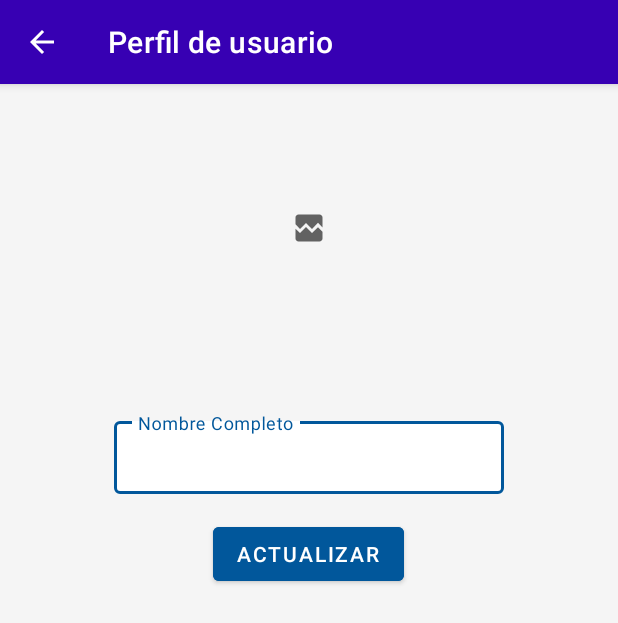
After one commit to PideroAntonio80/SecondMVVMTrainingProject, an Android app: the fragment ProfileFragment shown on its own in the app's theme, on a phone screen of 412 x 824 dp. The commit adds this screen. Shown: the top 623 px of the screen. Run offline under Robolectric (Android 15) with nearby library versions, the phone set to English and light mode, and no system bars; our stand-ins replace Firebase (no records; nobody signed in at launch, a user with empty details on screens opened directly); pictures from the network do not load.

Commit message:
Implement Profile edition

```diff
--- /dev/null
+++ b/app/src/main/java/com/example/secondmvvmtrainingproject/presentation/main/fragment/ProfileFragment.kt
@@ -0,0 +1,232 @@
+package com.example.secondmvvmtrainingproject.presentation.main.fragment
+
+import android.app.Activity
+import android.content.Intent
+import android.graphics.Bitmap
+import android.graphics.ImageDecoder
+import android.net.Uri
+import android.os.Build
+import android.os.Bundle
+import android.provider.MediaStore
+import android.view.LayoutInflater
+import android.view.MenuItem
+import android.view.View
+import android.view.ViewGroup
+import android.widget.Toast
+import androidx.activity.result.contract.ActivityResultContracts
+import androidx.appcompat.app.AppCompatActivity
+import androidx.fragment.app.Fragment
+import com.bumptech.glide.Glide
+import com.bumptech.glide.load.engine.DiskCacheStrategy
+import com.example.secondmvvmtrainingproject.R
+import com.example.secondmvvmtrainingproject.databinding.FragmentProfileBinding
+import com.example.secondmvvmtrainingproject.presentation.main.MainActivity
+import com.example.secondmvvmtrainingproject.presentation.main.utils.Constants
+import com.example.secondmvvmtrainingproject.presentation.main.utils.MainAux
+import com.google.firebase.auth.FirebaseAuth
+import com.google.firebase.auth.FirebaseUser
+import com.google.firebase.auth.UserProfileChangeRequest
+import com.google.firebase.storage.FirebaseStorage
+import java.io.ByteArrayOutputStream
+
+class ProfileFragment : Fragment() {
+
+    private var binding: FragmentProfileBinding? = null
+
+    private var photoSelectedUri: Uri? = null
+
+    private val resultLauncher = registerForActivityResult(ActivityResultContracts.StartActivityForResult()){
+        if (it.resultCode == Activity.RESULT_OK){
+            photoSelectedUri = it.data?.data
+
+            binding?.let {
+                Glide.with(this)
+                    .load(photoSelectedUri)
+                    .diskCacheStrategy(DiskCacheStrategy.ALL)
+                    .placeholder(R.drawable.ic_access_time)
+                    .error(R.drawable.ic_broken_image)
+                    .centerCrop()
+                    .circleCrop()
+                    .into(it.ibProfile)
+            }
+        }
+    }
+
+    override fun onCreateView(
+        inflater: LayoutInflater,
+        container: ViewGroup?,
+        savedInstanceState: Bundle?
+    ): View? {
+        binding = FragmentProfileBinding.inflate(inflater, container, false)
+        binding?.let {
+            return it.root
+        }
+        return super.onCreateView(inflater, container, savedInstanceState)
+    }
+
+    override fun onViewCreated(view: View, savedInstanceState: Bundle?) {
+        super.onViewCreated(view, savedInstanceState)
+
+        getUser()
+        configButtons()
+    }
+
+    private fun getUser() {
+        binding?.let { binding ->
+            FirebaseAuth.getInstance().currentUser?.let { user ->
+                binding.etFullName.setText(user.displayName)
+
+                Glide.with(this)
+                    .load(user.photoUrl)
+                    .diskCacheStrategy(DiskCacheStrategy.ALL)
+                    .placeholder(R.drawable.ic_access_time)
+                    .error(R.drawable.ic_broken_image)
+                    .centerCrop()
+                    .circleCrop()
+                    .into(binding.ibProfile)
+
+                setupActionBar()
+            }
+        }
+    }
+
+    private fun setupActionBar(){
+        binding?.tbProfileToolbar?.title = getString(R.string.profile_title)
+        binding?.tbProfileToolbar?.setOnClickListener {
+            activity?.onBackPressed()
+        }
+        /* Esto sería de aquí debajo sería para la barra nativa de android pero
+        como yo la anulé, me pinto la de arriba sólo para esta pantalla:
+
+        (activity as? AppCompatActivity)?.let {
+            it.supportActionBar?.setDisplayHomeAsUpEnabled(true)
+            it.supportActionBar?.title = getString(R.string.profile_title)
+            setHasOptionsMenu(true)
+        }*/
+    }
+
+    private fun configButtons() {
+        binding?.let { binding ->
+            binding.ibProfile.setOnClickListener {
+                openGallery()
+            }
+            binding.bUpdate.setOnClickListener {
+                binding.etFullName.clearFocus()
+
+                FirebaseAuth.getInstance().currentUser?.let { user ->
+                    if (photoSelectedUri == null) {
+                        updateUserProfile(binding, user, Uri.parse(""))
+                    } else {
+                        uploadReducedImage(user)
+                    }
+                }
+            }
+        }
+    }
+
+    private fun openGallery() {
+        val intent = Intent(Intent.ACTION_PICK, MediaStore.Images.Media.EXTERNAL_CONTENT_URI)
+        resultLauncher.launch(intent)
+    }
+
+    private fun updateUserProfile(binding: FragmentProfileBinding, user: FirebaseUser, uri: Uri) {
+        val profileUpdated = UserProfileChangeRequest.Builder()
+            .setDisplayName(binding.etFullName.text.toString().trim())
+            .setPhotoUri(uri)
+            .build()
+
+        user.updateProfile(profileUpdated)
+            .addOnSuccessListener {
+                Toast.makeText(activity, R.string.user_updated, Toast.LENGTH_SHORT).show()
+                (activity as? MainAux)?.updateTitle(user)
+                activity?.onBackPressed()
+            }
+            .addOnFailureListener {
+                Toast.makeText(activity, R.string.user_updating_error, Toast.LENGTH_SHORT).show()
+            }
+    }
+
+    private fun uploadReducedImage(user: FirebaseUser){
+        val profileRef = FirebaseStorage.getInstance().reference.child(user.uid)
+            .child(Constants.PATH_PROFIlE).child(Constants.MY_PHOTO)
+
+        photoSelectedUri?.let { uri ->
+            binding?.let { binding ->
+                getBitmapFromUri(uri)?.let { bitmap ->
+                    binding.progressBar.visibility = View.VISIBLE
+
+                    val baos = ByteArrayOutputStream()
+                    bitmap.compress(Bitmap.CompressFormat.JPEG, 80, baos)
+
+                    profileRef.putBytes(baos.toByteArray())
+                        .addOnProgressListener {
+                            val progress = (100 * it.bytesTransferred / it.totalByteCount).toInt()
+                            it.run {
+                                binding.progressBar.progress = progress
+                                binding.tvProgress.text = String.format("%s%%", progress)
+                            }
+                        }
+                        .addOnCompleteListener {
+                            binding.progressBar.visibility = View.INVISIBLE
+                            binding.tvProgress.text = ""
+                        }
+                        .addOnSuccessListener {
+                            it.storage.downloadUrl.addOnSuccessListener { downloadUrl ->
+                                updateUserProfile(binding, user, downloadUrl)
+                            }
+                        }
+                        .addOnFailureListener{
+                            Toast.makeText(activity, "Error al subir imagen.", Toast.LENGTH_SHORT).show()
+                        }
+                }
+            }
+        }
+    }
+
+    private fun getBitmapFromUri(uri: Uri): Bitmap?{
+        activity?.let {
+            val bitmap = if (Build.VERSION.SDK_INT >= Build.VERSION_CODES.P) {
+                val source = ImageDecoder.createSource(it.contentResolver, uri)
+                ImageDecoder.decodeBitmap(source)
+            } else {
+                MediaStore.Images.Media.getBitmap(it.contentResolver, uri)
+            }
+
+            return getResizedImage(bitmap, 256)
+        }
+        return null
+    }
+
+    private fun getResizedImage(image: Bitmap, maxSize: Int): Bitmap {
+        var width = image.width
+        var height = image.height
+        if (width <= maxSize && height <= maxSize) return image
+
+        val bitmapRatio = width.toFloat() / height.toFloat()
+        if (bitmapRatio > 1){
+            width = maxSize
+            height = (width / bitmapRatio).toInt()
+        } else {
+            height = maxSize
+            width = (height / bitmapRatio).toInt()
+        }
+        return Bitmap.createScaledBitmap(image, width, height, true)
+    }
+
+    override fun onOptionsItemSelected(item: MenuItem): Boolean {
+        if (item.itemId == R.drawable.ic_arrow_back) {
+            activity?.onBackPressed()
+        }
+        return super.onOptionsItemSelected(item)
+    }
+
+    override fun onDestroyView() {
+        super.onDestroyView()
+        binding = null
+    }
+
+    override fun onDestroy() {
+        binding?.tbProfileToolbar?.visibility = View.GONE
+        super.onDestroy()
+    }
+}
--- /dev/null
+++ b/app/src/main/java/com/example/secondmvvmtrainingproject/presentation/main/utils/MainAux.kt
@@ -0,0 +1,8 @@
+package com.example.secondmvvmtrainingproject.presentation.main.utils
+
+import com.google.firebase.auth.FirebaseUser
+
+interface MainAux {
+    //fun showButton(isVisible: Boolean)
+    fun updateTitle(user: FirebaseUser)
+}
--- a/app/src/main/java/com/example/secondmvvmtrainingproject/presentation/pokemonbooklist/view/fragments/AllListFragment.kt
+++ b/app/src/main/java/com/example/secondmvvmtrainingproject/presentation/pokemonbooklist/view/fragments/AllListFragment.kt
@@ -2,6 +2,7 @@ package com.example.secondmvvmtrainingproject.presentation.pokemonbooklist.view.
 
 import android.os.Bundle
 import android.view.LayoutInflater
+import android.view.MenuItem
 import android.view.View
 import android.view.ViewGroup
 import androidx.fragment.app.Fragment
@@ -64,7 +65,3 @@ class AllListFragment : Fragment(), PokemonAdapter.ItemClickListener {
         transaction.replace(R.id.flContainer, fragment).commit()
     }
 }
-
-// TODO 1- equals & hashCode en la clase PokemonDataModel
-// TODO 2- Volver hacia atrás
-// TODO 3- fragmentManager deprecated (línea 63)
--- /dev/null
+++ b/app/src/main/res/drawable/ic_access_time.xml
@@ -0,0 +1,13 @@
+<vector xmlns:android="http://schemas.android.com/apk/res/android"
+    android:width="24dp"
+    android:height="24dp"
+    android:viewportWidth="24"
+    android:viewportHeight="24"
+    android:tint="?attr/colorControlNormal">
+  <path
+      android:fillColor="@android:color/white"
+      android:pathData="M11.99,2C6.47,2 2,6.48 2,12s4.47,10 9.99,10C17.52,22 22,17.52 22,12S17.52,2 11.99,2zM12,20c-4.42,0 -8,-3.58 -8,-8s3.58,-8 8,-8 8,3.58 8,8 -3.58,8 -8,8z"/>
+  <path
+      android:fillColor="@android:color/white"
+      android:pathData="M12.5,7H11v6l5.25,3.15 0.75,-1.23 -4.5,-2.67z"/>
+</vector>
--- /dev/null
+++ b/app/src/main/res/drawable/ic_arrow_back.xml
@@ -0,0 +1,11 @@
+<vector xmlns:android="http://schemas.android.com/apk/res/android"
+    android:width="24dp"
+    android:height="24dp"
+    android:viewportWidth="24"
+    android:viewportHeight="24"
+    android:tint="?attr/colorControlNormal"
+    android:autoMirrored="true">
+  <path
+      android:fillColor="@android:color/white"
+      android:pathData="M20,11H7.83l5.59,-5.59L12,4l-8,8 8,8 1.41,-1.41L7.83,13H20v-2z"/>
+</vector>
--- /dev/null
+++ b/app/src/main/res/drawable/ic_broken_image.xml
@@ -0,0 +1,10 @@
+<vector xmlns:android="http://schemas.android.com/apk/res/android"
+    android:width="24dp"
+    android:height="24dp"
+    android:viewportWidth="24"
+    android:viewportHeight="24"
+    android:tint="?attr/colorControlNormal">
+  <path
+      android:fillColor="@android:color/white"
+      android:pathData="M21,5v6.59l-3,-3.01 -4,4.01 -4,-4 -4,4 -3,-3.01L3,5c0,-1.1 0.9,-2 2,-2h14c1.1,0 2,0.9 2,2zM18,11.42l3,3.01L21,19c0,1.1 -0.9,2 -2,2L5,21c-1.1,0 -2,-0.9 -2,-2v-6.58l3,2.99 4,-4 4,4 4,-3.99z"/>
+</vector>
--- a/app/src/main/res/layout/app_bar_main.xml
+++ b/app/src/main/res/layout/app_bar_main.xml
@@ -21,7 +21,8 @@
             android:id="@+id/toolbar_main"
             android:layout_width="match_parent"
             android:layout_height="?attr/actionBarSize"
-            android:background="?attr/colorPrimary"
+            android:theme="@style/ThemeOverlay.AppCompat.Dark.ActionBar"
+            app:titleTextColor="@color/white"
             app:layout_scrollFlags="scroll|enterAlways"/>
 
     </com.google.android.material.appbar.AppBarLayout>
--- /dev/null
+++ b/app/src/main/res/layout/fragment_profile.xml
@@ -0,0 +1,88 @@
+<?xml version="1.0" encoding="utf-8"?>
+
+<LinearLayout xmlns:android="http://schemas.android.com/apk/res/android"
+    xmlns:app="http://schemas.android.com/apk/res-auto"
+    xmlns:tools="http://schemas.android.com/tools"
+
+    android:layout_width="match_parent"
+    android:layout_height="match_parent"
+    android:orientation="vertical"
+    android:gravity="center_horizontal"
+    android:focusable="true"
+    android:clickable="true"
+    android:background="@color/gray_100">
+
+    <androidx.appcompat.widget.Toolbar
+        android:id="@+id/tbProfileToolbar"
+        android:layout_width="match_parent"
+        android:layout_height="?attr/actionBarSize"
+        android:background="?attr/colorPrimaryDark"
+        android:elevation="4dp"
+        android:theme="@style/ThemeOverlay.AppCompat.Dark.ActionBar"
+        app:navigationIcon="@drawable/ic_arrow_back"
+        app:popupTheme="@style/ThemeOverlay.AppCompat.Light"/>
+
+    <ImageButton
+        android:id="@+id/ibProfile"
+        android:layout_width="@dimen/login_width_button"
+
+        android:layout_height="@dimen/login_width_button"
+        android:layout_marginTop="@dimen/common_padding_default"
+        android:background="?attr/selectableItemBackground"/>
+
+    <com.google.android.material.progressindicator.LinearProgressIndicator
+        android:id="@+id/progressBar"
+        android:layout_width="@dimen/login_width_button"
+        android:layout_height="wrap_content"
+        android:visibility="gone"
+        tools:visibility="invisible"
+        tools:progress="75"/>
+
+    <com.google.android.material.textview.MaterialTextView
+        android:id="@+id/tvProgress"
+        android:layout_width="wrap_content"
+        android:layout_height="wrap_content"
+        android:layout_marginTop="@dimen/common_padding_min"
+        tools:text="Subiendo... 75%"/>
+
+    <com.google.android.material.textfield.TextInputLayout
+        android:layout_width="@dimen/profile_width_textfield"
+        android:layout_height="wrap_content"
+        android:layout_marginTop="@dimen/common_padding_default"
+        android:hint="@string/hint_full_name"
+        app:boxBackgroundColor="@color/white"
+        app:endIconMode="clear_text"
+        style="@style/Widget.MaterialComponents.TextInputLayout.OutlinedBox.Dense">
+
+        <com.google.android.material.textfield.TextInputEditText
+            android:id="@+id/etFullName"
+            android:layout_width="match_parent"
+            android:layout_height="wrap_content"
+            android:inputType="textPersonName"/>
+    </com.google.android.material.textfield.TextInputLayout>
+
+    <!--<com.google.android.material.textfield.TextInputLayout
+        android:layout_width="@dimen/profile_width_textfield"
+        android:layout_height="wrap_content"
+        android:layout_marginTop="@dimen/common_padding_min"
+        android:hint="@string/hint_photo_url"
+        app:boxBackgroundColor="@color/white"
+        app:endIconMode="clear_text"
+        style="@style/Widget.MaterialComponents.TextInputLayout.OutlinedBox.Dense">
+
+        <com.google.android.material.textfield.TextInputEditText
+            android:id="@+id/etPhotoUrl"
+            android:layout_width="match_parent"
+            android:layout_height="wrap_content"
+            android:inputType="textUri"/>
+    </com.google.android.material.textfield.TextInputLayout>-->
+
+    <com.google.android.material.button.MaterialButton
+        android:id="@+id/bUpdate"
+        android:layout_width="wrap_content"
+        android:layout_height="wrap_content"
+        android:backgroundTint="@color/light_blue_900"
+        android:layout_marginTop="@dimen/common_padding_default"
+        android:text="@string/profile_update"/>
+
+</LinearLayout>
--- a/app/src/main/res/layout/fragment_searching.xml
+++ b/app/src/main/res/layout/fragment_searching.xml
@@ -21,7 +21,7 @@
         app:layout_constraintLeft_toLeftOf="parent"
         app:layout_constraintRight_toRightOf="parent"
         app:layout_constraintTop_toTopOf="parent"
-        android:background="@color/light_blue_900" />
+        android:background="@color/gray_100"/>
 
     <RelativeLayout
         android:id="@+id/rlBackgroundFileSearched"
--- a/app/src/main/res/layout/nav_header_main.xml
+++ b/app/src/main/res/layout/nav_header_main.xml
@@ -13,7 +13,7 @@
     android:foreground="?attr/selectableItemBackgroundBorderless"
     android:gravity="bottom"
     android:padding="@dimen/common_padding_default"
-    android:theme="@style/ThemeOverlay.AppCompat.Dark">
+    android:backgroundTint="@color/light_blue_900_dark">
 
     <ImageView
         android:id="@+id/nav_header_imageView"
@@ -27,6 +27,10 @@
         android:layout_height="wrap_content"
         android:paddingTop="@dimen/common_padding_default"
         android:text="@string/nav_header_title_text"
+        android:textColor="@color/white"
         android:textAppearance="@style/TextAppearance.AppCompat.Body1"/>
 
 </LinearLayout>
+
+
+    <!--android:theme="@style/ThemeOverlay.AppCompat.Dark"-->
--- a/app/src/main/res/menu/nd_navigation_drawer.xml
+++ b/app/src/main/res/menu/nd_navigation_drawer.xml
@@ -20,7 +20,11 @@
             android:title="@string/menu_item_player_records"
             android:icon="@drawable/ic_storage"/>
         <item
-            android:id="@+id/profile"
+            android:id="@+id/action_profile"
+            android:title="@string/menu_item_edit_user"
+            android:icon="@drawable/ic_account_circle"/>
+        <item
+            android:id="@+id/close_session"
             android:title="@string/menu_item_close_session"
             android:icon="@drawable/ic_logout"/>
         <item
--- a/app/src/main/res/values/dimens.xml
+++ b/app/src/main/res/values/dimens.xml
@@ -8,4 +8,6 @@
     <dimen name="card_elevation">20dp</dimen>
     <dimen name="image_pokemon_team_size">80dp</dimen>
     <dimen name="common_padding_extra_min">4dp</dimen>
+    <dimen name="login_width_button">160dp</dimen>
+    <dimen name="profile_width_textfield">260dp</dimen>
 </resources>
--- a/app/src/main/res/values/strings.xml
+++ b/app/src/main/res/values/strings.xml
@@ -39,4 +39,11 @@
     <string name="dialog_delete_confirm">Eliminar</string>
     <string name="dialog_delete_cancel">Cancelar</string>
     <string name="full_team">Tu equipo está completo</string>
+    <string name="hint_full_name">Nombre Completo</string>
+    <string name="hint_photo_url">URL Foto perfil</string>
+    <string name="profile_update">Actualizar</string>
+    <string name="profile_title">Perfil de usuario</string>
+    <string name="user_updated">Usuario actualizado</string>
+    <string name="user_updating_error">Error en la actualización del usuario</string>
+    <string name="menu_item_edit_user">Edit User Profile</string>
 </resources>
```
Also changed, not shown: app/src/main/AndroidManifest.xml (+6 -3 lines), app/src/main/java/com/example/secondmvvmtrainingproject/presentation/main/MainActivity.kt (+20 -3 lines), app/src/main/java/com/example/secondmvvmtrainingproject/presentation/main/utils/Constants.kt (added, +7 -0 lines), app/src/main/java/com/example/secondmvvmtrainingproject/presentation/pokemongame/view/PokemonGameActivity.kt (added, +19 -0 lines), app/src/main/res/layout/activity_pokemon_game.xml (added, +13 -0 lines), app/src/main/res/values/themes.xml (+7 -1 lines), app/src/main/res/drawable/glogo.png (added).
